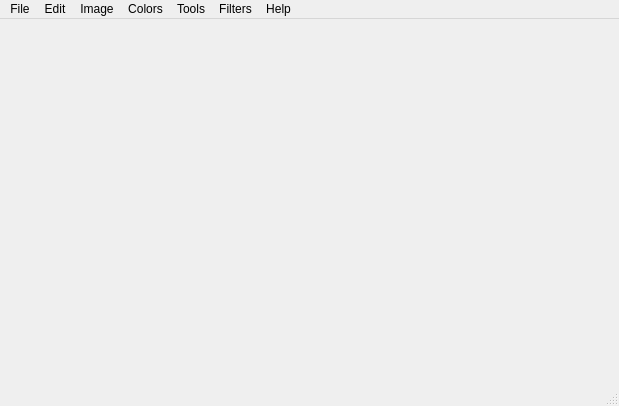
Before: the Qt Designer form GUI/mainwindow.ui in Armine13/visual_perception_toolbox, drawn with Qt 5.
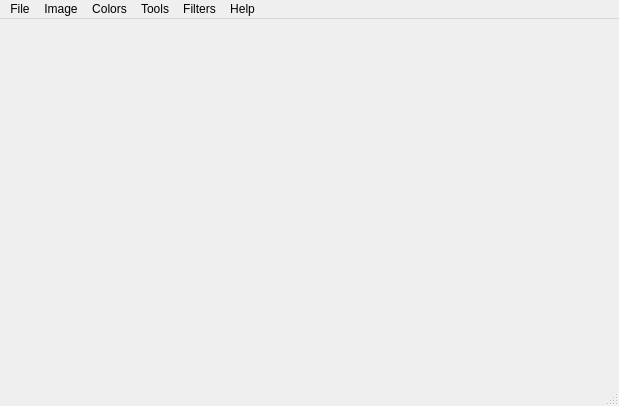
After: the same form once the commit is applied.

Patch:
```diff
--- a/GUI/mainwindow.ui
+++ b/GUI/mainwindow.ui
@@ -20,7 +20,7 @@
      <x>0</x>
      <y>0</y>
      <width>619</width>
-     <height>26</height>
+     <height>21</height>
     </rect>
    </property>
    <widget class="QMenu" name="menuFile">
@@ -59,14 +59,6 @@
     </property>
     <addaction name="actionAbout"/>
    </widget>
-   <widget class="QMenu" name="menuEdit">
-    <property name="title">
-     <string>Edit</string>
-    </property>
-    <addaction name="actionUndo"/>
-    <addaction name="actionRedo"/>
-    <addaction name="actionHistory"/>
-   </widget>
    <widget class="QMenu" name="menuColors">
     <property name="title">
      <string>Colors</string>
@@ -134,7 +126,6 @@
     <addaction name="menuMorphology_2"/>
    </widget>
    <addaction name="menuFile"/>
-   <addaction name="menuEdit"/>
    <addaction name="menuImage"/>
    <addaction name="menuColors"/>
    <addaction name="menuTools"/>
```
Left out of the diff: 120 changed lines with no effect on the pictures.
